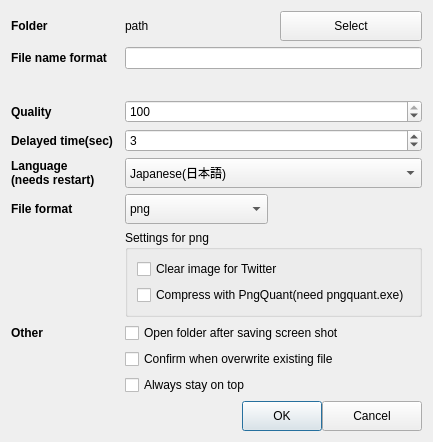
First picture: the form in src/settingdialog.ui, repository zomysan/QCodScreenShot, before the edit.
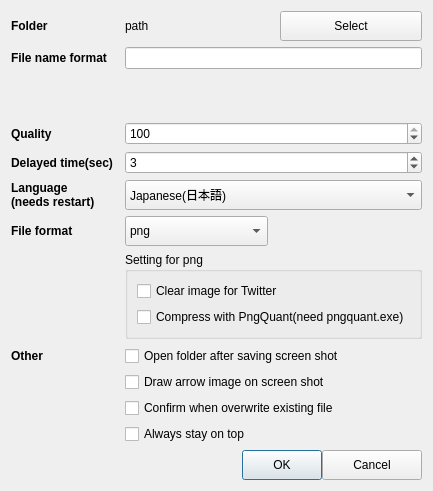
Second picture: the form after the edit.

```diff
--- a/src/settingdialog.ui
+++ b/src/settingdialog.ui
@@ -7,7 +7,7 @@
     <x>0</x>
     <y>0</y>
     <width>423</width>
-    <height>442</height>
+    <height>491</height>
    </rect>
   </property>
   <property name="sizePolicy">
@@ -289,7 +289,7 @@
       </sizepolicy>
      </property>
      <property name="title">
-      <string>Settings for png</string>
+      <string>Setting for png</string>
      </property>
      <layout class="QVBoxLayout" name="verticalLayout">
       <item>
@@ -309,6 +309,13 @@
      </layout>
     </widget>
    </item>
+   <item row="11" column="1" colspan="2">
+    <widget class="QCheckBox" name="cb_drawArrow">
+     <property name="text">
+      <string>Draw arrow image on screen shot</string>
+     </property>
+    </widget>
+   </item>
   </layout>
  </widget>
  <resources/>
```
